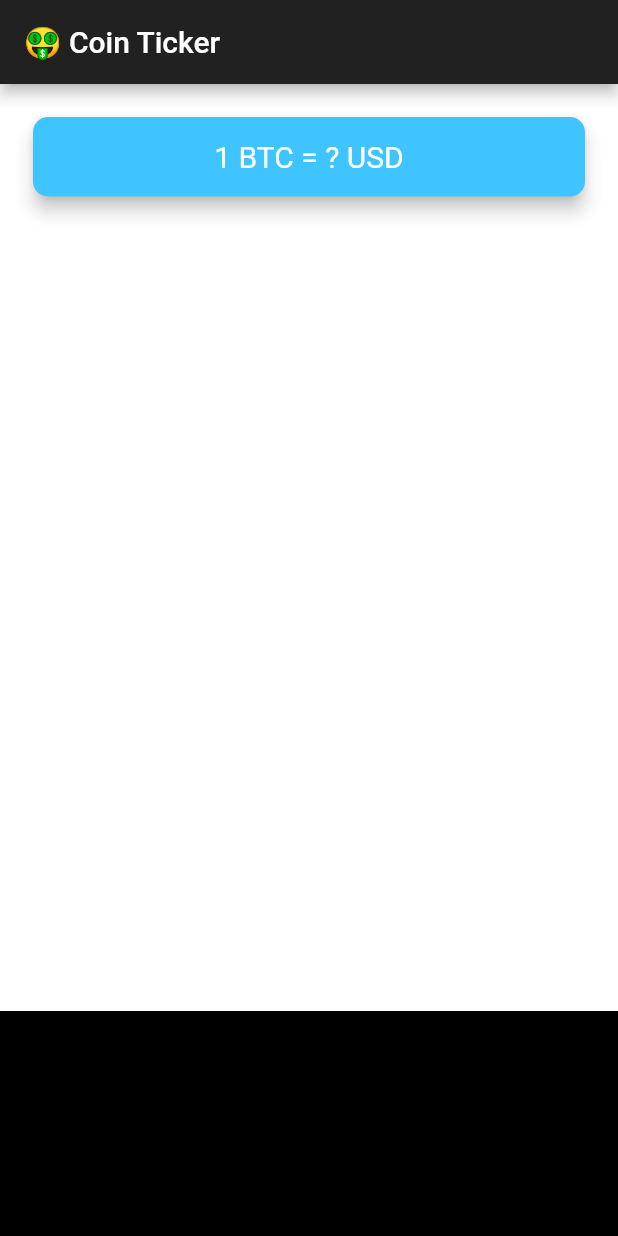
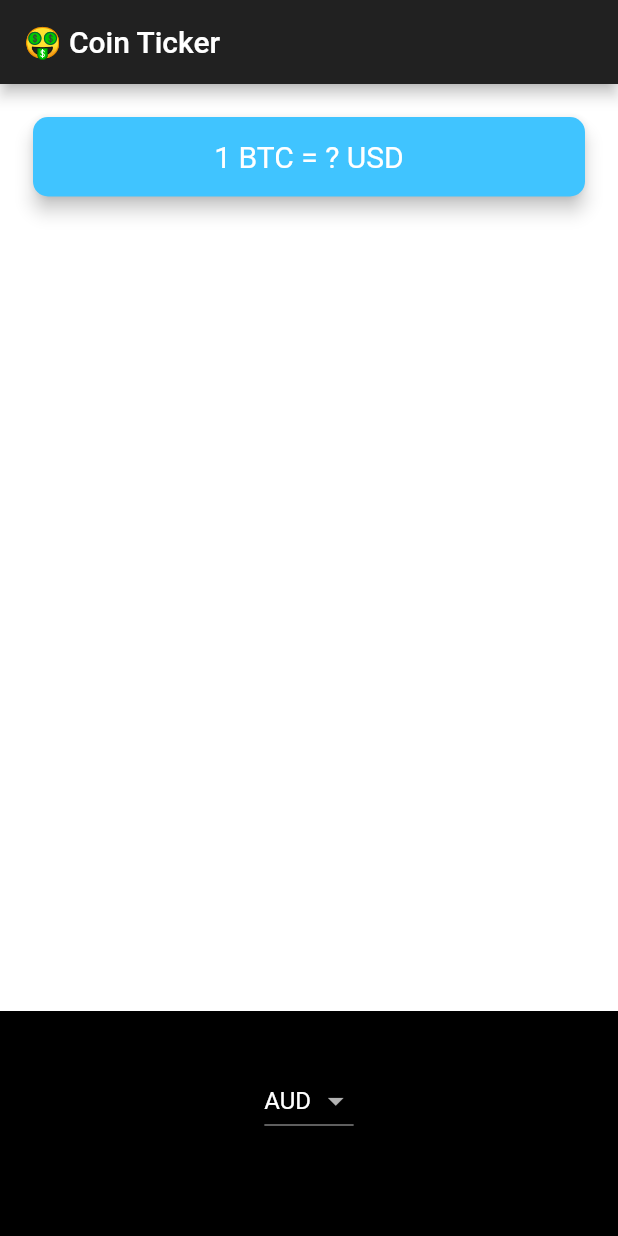
Before and after one commit to nouhben/coins, a Flutter app: the screen it shows after launch, on a phone screen of 412 x 824 dp. Run offline on Flutter 3.47's test engine with Material 2 defaults, Android fonts, the light colour scheme and no system bars.

Commit message:
Cupertion on ios lists loops fixing

```diff
--- a/lib/price_screen.dart
+++ b/lib/price_screen.dart
@@ -1,3 +1,5 @@
+import 'package:coins/coin_data.dart';
+import 'package:flutter/cupertino.dart';
 import 'package:flutter/material.dart';
 
 class PriceScreen extends StatefulWidget {
@@ -6,6 +8,31 @@ class PriceScreen extends StatefulWidget {
 }
 
 class _PriceScreenState extends State<PriceScreen> {
+  String _selectedItem = currenciesList[0] ?? 'USD';
+  List<DropdownMenuItem<String>> _getDropdownItems() {
+    List<DropdownMenuItem<String>> dp = [];
+    for (String currency in currenciesList) {
+      dp.add(
+        DropdownMenuItem(
+          child: Text(currency),
+          value: currency,
+        ),
+      );
+    }
+    return dp;
+  }
+
+  List<Text> _getDropdownItemsIOS() {
+    List<Text> dp = [];
+    for (String currency in currenciesList) {
+      dp.add(Text(
+        currency,
+        style: TextStyle(color: Colors.white),
+      ));
+    }
+    return dp;
+  }
+
   @override
   Widget build(BuildContext context) {
     return Scaffold(
@@ -42,7 +69,26 @@ class _PriceScreenState extends State<PriceScreen> {
             alignment: Alignment.center,
             padding: EdgeInsets.only(bottom: 30.0),
             color: Colors.black,
-            child: null,
+            child: Theme.of(context).platform == TargetPlatform.android
+                ? DropdownButton<String>(
+                    onChanged: (value) {
+                      print(value);
+                      setState(() {
+                        _selectedItem = value;
+                      });
+                    },
+                    value: _selectedItem,
+                    items: _getDropdownItems(),
+                  )
+                : CupertinoPicker(
+                    children: _getDropdownItemsIOS(),
+                    backgroundColor: Colors.black,
+                    itemExtent: 32.0,
+                    diameterRatio: 0.75,
+                    onSelectedItemChanged: (selectedIndex) {
+                      print(selectedIndex);
+                    },
+                  ),
           ),
         ],
       ),
```
Also changed, not shown: pubspec.yaml (+0 -47 lines).
